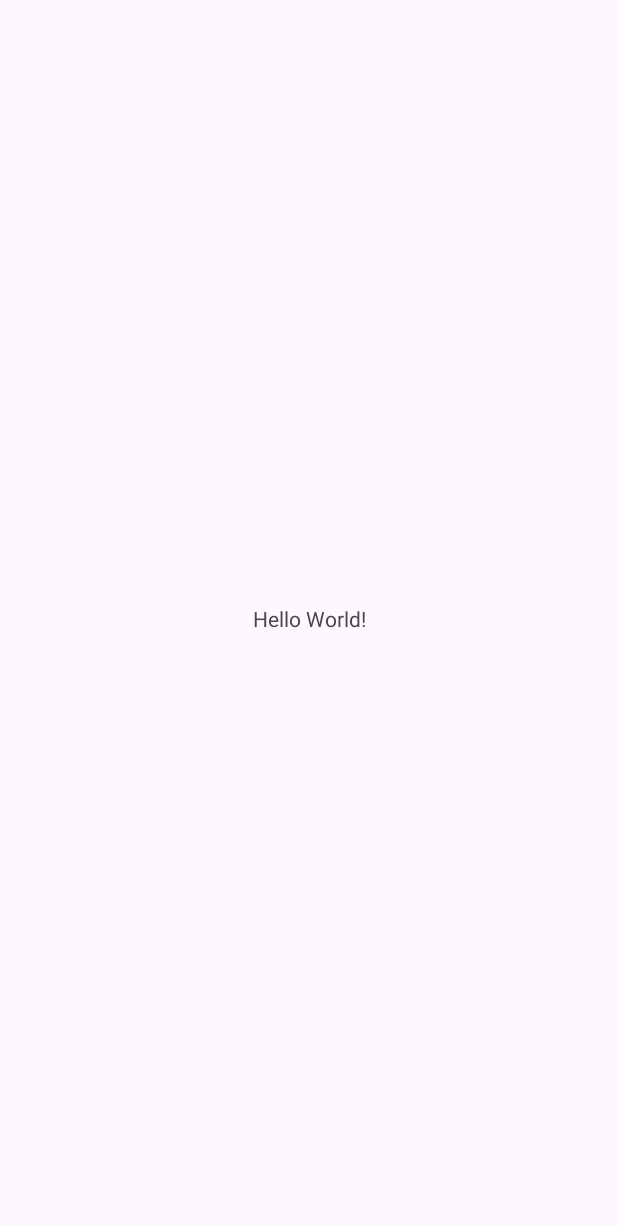
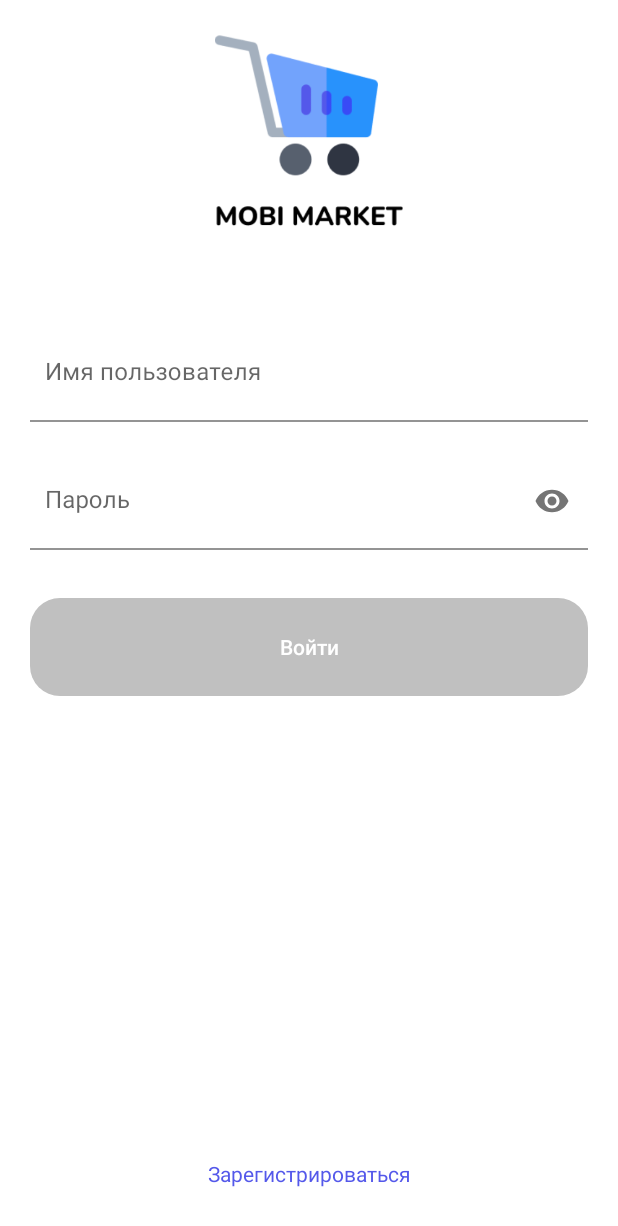
Before and after one commit to lizazueva/Neobis_Android_Chapter8, an Android app: the screen it shows after launch (MainActivity), on a phone screen of 412 x 824 dp. Before the commit the part shown is almost empty. Shown: the top 1226 px of the screen. Run offline under Robolectric (Android 15) with nearby library versions, the phone set to English and light mode, and no system bars.

Commit message:
Add LoginFragment

```diff
--- a/app/src/main/AndroidManifest.xml
+++ b/app/src/main/AndroidManifest.xml
@@ -10,7 +10,7 @@
         android:label="@string/app_name"
         android:roundIcon="@mipmap/ic_launcher_round"
         android:supportsRtl="true"
-        android:theme="@style/Theme.MobiMarket"
+        android:theme="@style/Theme.MaterialComponents.Light.NoActionBar"
         tools:targetApi="31">
         <activity
             android:name=".MainActivity"
--- a/app/src/main/java/com/example/mobimarket/MainActivity.kt
+++ b/app/src/main/java/com/example/mobimarket/MainActivity.kt
@@ -2,10 +2,13 @@ package com.example.mobimarket
 
 import androidx.appcompat.app.AppCompatActivity
 import android.os.Bundle
+import com.example.mobimarket.databinding.ActivityMainBinding
 
 class MainActivity : AppCompatActivity() {
+    private lateinit var binding: ActivityMainBinding
     override fun onCreate(savedInstanceState: Bundle?) {
         super.onCreate(savedInstanceState)
-        setContentView(R.layout.activity_main)
+        binding = ActivityMainBinding.inflate(layoutInflater)
+        setContentView(binding.root)
     }
 }
--- /dev/null
+++ b/app/src/main/java/com/example/mobimarket/fragments/LoginFragment.kt
@@ -0,0 +1,23 @@
+package com.example.mobimarket.fragments
+
+import android.os.Bundle
+import androidx.fragment.app.Fragment
+import android.view.LayoutInflater
+import android.view.View
+import android.view.ViewGroup
+import com.example.mobimarket.R
+import com.example.mobimarket.databinding.FragmentLoginBinding
+
+
+class LoginFragment : Fragment() {
+    private lateinit var binding: FragmentLoginBinding
+
+    override fun onCreateView(
+        inflater: LayoutInflater, container: ViewGroup?,
+        savedInstanceState: Bundle?
+    ): View? {
+        binding =FragmentLoginBinding.inflate(inflater, container, false)
+        return binding.root
+    }
+
+}
--- /dev/null
+++ b/app/src/main/java/com/example/mobimarket/fragments/SplashScreenFragment.kt
@@ -0,0 +1,31 @@
+package com.example.mobimarket.fragments
+
+import android.os.Bundle
+import android.os.Handler
+import android.os.Looper
+import androidx.fragment.app.Fragment
+import android.view.LayoutInflater
+import android.view.View
+import android.view.ViewGroup
+import androidx.navigation.fragment.findNavController
+import com.example.mobimarket.R
+import com.example.mobimarket.databinding.FragmentSplashScreenBinding
+
+
+class SplashScreenFragment : Fragment() {
+    private lateinit var binding: FragmentSplashScreenBinding
+
+
+    override fun onCreateView(
+        inflater: LayoutInflater, container: ViewGroup?,
+        savedInstanceState: Bundle?
+    ): View? {
+        binding = FragmentSplashScreenBinding.inflate(inflater, container, false)
+
+        Handler(Looper.myLooper()!!).postDelayed({
+            findNavController().navigate(R.id.action_splashScreenFragment2_to_loginFragment)
+        }, 5000)
+        return binding.root
+    }
+
+}
--- /dev/null
+++ b/app/src/main/res/drawable/btn_active.xml
@@ -0,0 +1,6 @@
+<?xml version="1.0" encoding="utf-8"?>
+<shape xmlns:android="http://schemas.android.com/apk/res/android"
+    android:shape="rectangle">
+    <solid android:color="@color/purple"/>
+    <corners android:radius="20dp"/>
+</shape>
--- /dev/null
+++ b/app/src/main/res/drawable/btn_no_active.xml
@@ -0,0 +1,6 @@
+<?xml version="1.0" encoding="utf-8"?>
+<shape xmlns:android="http://schemas.android.com/apk/res/android"
+    android:shape ="rectangle">
+    <solid android:color="@color/grey"/>
+    <corners android:radius="20sp"/>
+</shape>
--- /dev/null
+++ b/app/src/main/res/drawable/button_bt.xml
@@ -0,0 +1,6 @@
+<?xml version="1.0" encoding="utf-8"?>
+<selector xmlns:android="http://schemas.android.com/apk/res/android">
+    <item android:drawable="@drawable/btn_no_active" android:state_enabled="false"/>
+    <item android:drawable="@drawable/btn_active" android:state_enabled="true"/>
+
+</selector>
--- a/app/src/main/res/layout/activity_main.xml
+++ b/app/src/main/res/layout/activity_main.xml
@@ -6,13 +6,14 @@
     android:layout_height="match_parent"
     tools:context=".MainActivity">
 
-    <TextView
-        android:layout_width="wrap_content"
-        android:layout_height="wrap_content"
-        android:text="Hello World!"
-        app:layout_constraintBottom_toBottomOf="parent"
-        app:layout_constraintEnd_toEndOf="parent"
-        app:layout_constraintStart_toStartOf="parent"
-        app:layout_constraintTop_toTopOf="parent" />
+    <androidx.fragment.app.FragmentContainerView
+        android:id="@+id/main_fragment"
+        android:name="androidx.navigation.fragment.NavHostFragment"
+        android:layout_width="match_parent"
+        android:layout_height="match_parent"
+        app:defaultNavHost="true"
+        app:navGraph="@navigation/main_navigation">
+
+    </androidx.fragment.app.FragmentContainerView>
 
 </androidx.constraintlayout.widget.ConstraintLayout>
--- /dev/null
+++ b/app/src/main/res/layout/fragment_login.xml
@@ -0,0 +1,102 @@
+<?xml version="1.0" encoding="utf-8"?>
+<androidx.constraintlayout.widget.ConstraintLayout xmlns:android="http://schemas.android.com/apk/res/android"
+    xmlns:app="http://schemas.android.com/apk/res-auto"
+    xmlns:tools="http://schemas.android.com/tools"
+    android:layout_width="match_parent"
+    android:layout_height="match_parent"
+    tools:context=".fragments.LoginFragment">
+
+
+    <com.google.android.material.textfield.TextInputLayout
+        android:id="@+id/textInputLayout_name"
+        android:layout_width="match_parent"
+        android:layout_height="wrap_content"
+        android:layout_marginStart="20dp"
+        android:layout_marginTop="60dp"
+        android:layout_marginEnd="20dp"
+        style="@style/Widget.MaterialComponents.TextInputLayout.FilledBox"
+        app:boxStrokeWidth="1dp"
+        app:layout_constraintEnd_toEndOf="parent"
+        app:layout_constraintStart_toStartOf="parent"
+        app:layout_constraintTop_toBottomOf="@id/image_market">
+
+        <com.google.android.material.textfield.TextInputEditText
+            android:id="@+id/editText_name"
+            android:layout_width="match_parent"
+            android:layout_height="65dp"
+            android:ems="10"
+            android:hint="@string/editText_name"
+            android:backgroundTint="@color/white"
+            android:paddingStart="10dp"
+            android:paddingEnd="10dp"
+            android:textColor="#494949"/>
+    </com.google.android.material.textfield.TextInputLayout>
+
+    <androidx.appcompat.widget.AppCompatButton
+        android:id="@+id/button_further"
+        android:layout_width="match_parent"
+        android:layout_height="65dp"
+        android:layout_marginStart="20dp"
+        android:layout_marginTop="32dp"
+        android:layout_marginEnd="20dp"
+        android:textColor="@color/white"
+        android:background="@drawable/button_bt"
+        android:enabled="false"
+        android:textAllCaps="false"
+        android:text="Войти"
+        app:layout_constraintEnd_toEndOf="parent"
+        app:layout_constraintStart_toStartOf="parent"
+        app:layout_constraintTop_toBottomOf="@+id/textInputLayout_password" />
+
+
+    <com.google.android.material.textfield.TextInputLayout
+        android:id="@+id/textInputLayout_password"
+        android:layout_width="match_parent"
+        android:layout_height="wrap_content"
+        android:layout_marginStart="20dp"
+        android:layout_marginTop="20dp"
+        android:layout_marginEnd="20dp"
+        app:passwordToggleEnabled="true"
+        style="@style/Widget.MaterialComponents.TextInputLayout.FilledBox"
+        app:boxStrokeWidth="1dp"
+        app:layout_constraintEnd_toEndOf="parent"
+        app:layout_constraintStart_toStartOf="parent"
+        app:layout_constraintTop_toBottomOf="@id/textInputLayout_name">
+
+        <com.google.android.material.textfield.TextInputEditText
+            android:id="@+id/editText_password"
+            android:layout_width="match_parent"
+            android:layout_height="65dp"
+            android:ems="10"
+            android:hint="@string/editText_password"
+            android:backgroundTint="@color/white"
+            android:paddingStart="10dp"
+            android:paddingEnd="10dp"
+            android:inputType="textPassword"
+            android:textColor="#494949"/>
+    </com.google.android.material.textfield.TextInputLayout>
+
+
+    <ImageView
+        android:id="@+id/image_market"
+        android:layout_width="140dp"
+        android:layout_height="140dp"
+        android:layout_marginTop="16dp"
+        android:src="@drawable/icn_market"
+        app:layout_constraintEnd_toEndOf="parent"
+        app:layout_constraintStart_toStartOf="parent"
+        app:layout_constraintTop_toTopOf="parent" />
+
+    <TextView
+        android:id="@+id/textView"
+        android:layout_width="wrap_content"
+        android:layout_height="wrap_content"
+        android:layout_marginBottom="32dp"
+        android:text="Зарегистрироваться"
+        android:textColor="#5458EA"
+        app:layout_constraintBottom_toBottomOf="parent"
+        app:layout_constraintEnd_toEndOf="parent"
+        app:layout_constraintStart_toStartOf="parent" />
+
+
+</androidx.constraintlayout.widget.ConstraintLayout>
--- /dev/null
+++ b/app/src/main/res/layout/fragment_splash_screen.xml
@@ -0,0 +1,17 @@
+<?xml version="1.0" encoding="utf-8"?>
+<androidx.constraintlayout.widget.ConstraintLayout xmlns:android="http://schemas.android.com/apk/res/android"
+    xmlns:app="http://schemas.android.com/apk/res-auto"
+    xmlns:tools="http://schemas.android.com/tools"
+    android:layout_width="match_parent"
+    android:layout_height="match_parent">
+
+    <ImageView
+        android:id="@+id/imageView"
+        android:layout_width="wrap_content"
+        android:layout_height="wrap_content"
+        app:layout_constraintBottom_toBottomOf="parent"
+        app:layout_constraintEnd_toEndOf="parent"
+        app:layout_constraintStart_toStartOf="parent"
+        app:layout_constraintTop_toTopOf="parent"
+        app:srcCompat="@drawable/icn_market" />
+</androidx.constraintlayout.widget.ConstraintLayout>
--- /dev/null
+++ b/app/src/main/res/navigation/main_navigation.xml
@@ -0,0 +1,20 @@
+<?xml version="1.0" encoding="utf-8"?>
+<navigation xmlns:android="http://schemas.android.com/apk/res/android"
+    xmlns:app="http://schemas.android.com/apk/res-auto"
+    xmlns:tools="http://schemas.android.com/tools"
+    android:id="@+id/main_navigation"
+    app:startDestination="@id/splashScreenFragment2">
+    <fragment
+        android:id="@+id/splashScreenFragment2"
+        android:name="com.example.mobimarket.fragments.SplashScreenFragment"
+        android:label="SplashScreenFragment" >
+        <action
+            android:id="@+id/action_splashScreenFragment2_to_loginFragment"
+            app:destination="@id/loginFragment" />
+    </fragment>
+    <fragment
+        android:id="@+id/loginFragment"
+        android:name="com.example.mobimarket.fragments.LoginFragment"
+        android:label="fragment_login"
+        tools:layout="@layout/fragment_login" />
+</navigation>
--- a/app/src/main/res/values/colors.xml
+++ b/app/src/main/res/values/colors.xml
@@ -2,4 +2,6 @@
 <resources>
     <color name="black">#FF000000</color>
     <color name="white">#FFFFFFFF</color>
+    <color name="purple">#5458EA</color>
+    <color name="grey">#C0C0C0</color>
 </resources>
--- a/app/src/main/res/values/strings.xml
+++ b/app/src/main/res/values/strings.xml
@@ -1,3 +1,7 @@
 <resources>
     <string name="app_name">Mobi Market</string>
+    <!-- TODO: Remove or change this placeholder text -->
+    <string name="hello_blank_fragment">Hello blank fragment</string>
+    <string name="editText_password">Пароль</string>
+    <string name="editText_name">Имя пользователя</string>
 </resources>
--- /dev/null
+++ b/app/src/main/res/values/styles.xml
@@ -0,0 +1,14 @@
+<?xml version="1.0" encoding="utf-8"?>
+<resources>
+
+    <style name="TextInputLayoutHint">parent="TextAppearance.Design.Hint">
+        <item name="android:textColor">@color/grey</item>
+        <item name="android:textSize">12sp</item>
+    </style>
+
+    <style name="MyPasswordToggleStyle">
+        <item name="android:state_checked">false</item>
+        <item name="android:drawable">@drawable/ic_eye_crossed</item>
+        <item name="android:tint">@color/grey</item>
+    </style>
+</resources>
```
Also changed, not shown: app/src/main/res/drawable/ic_eye_crossed.png (added), app/src/main/res/drawable/icn_market.png (added).
